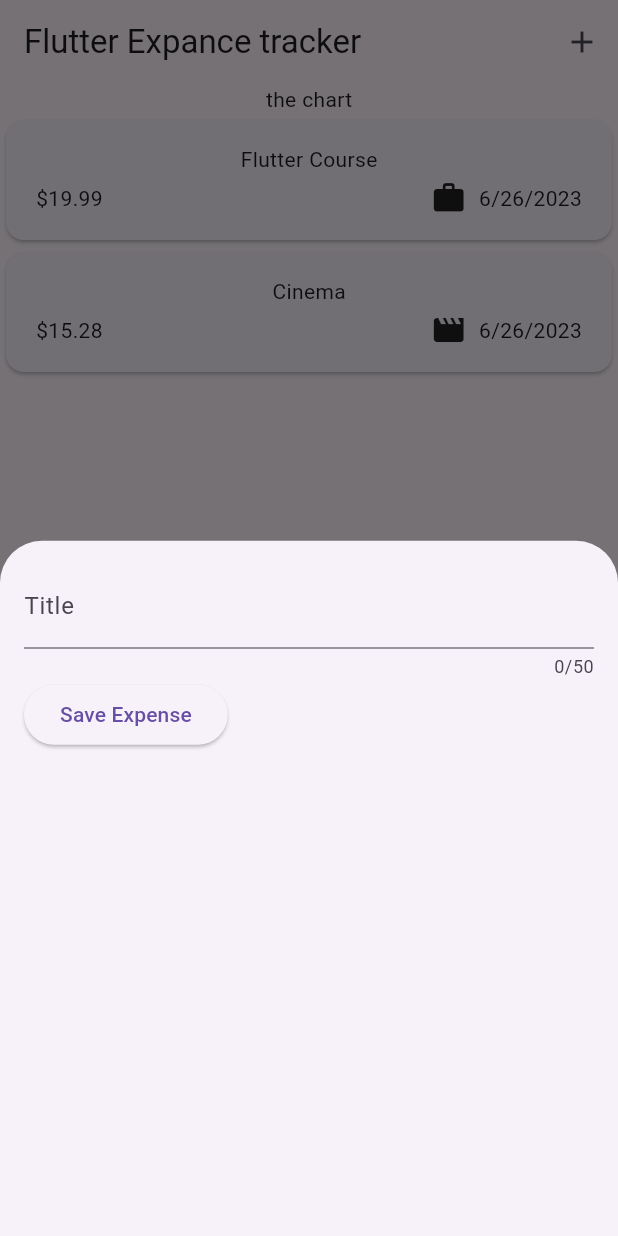
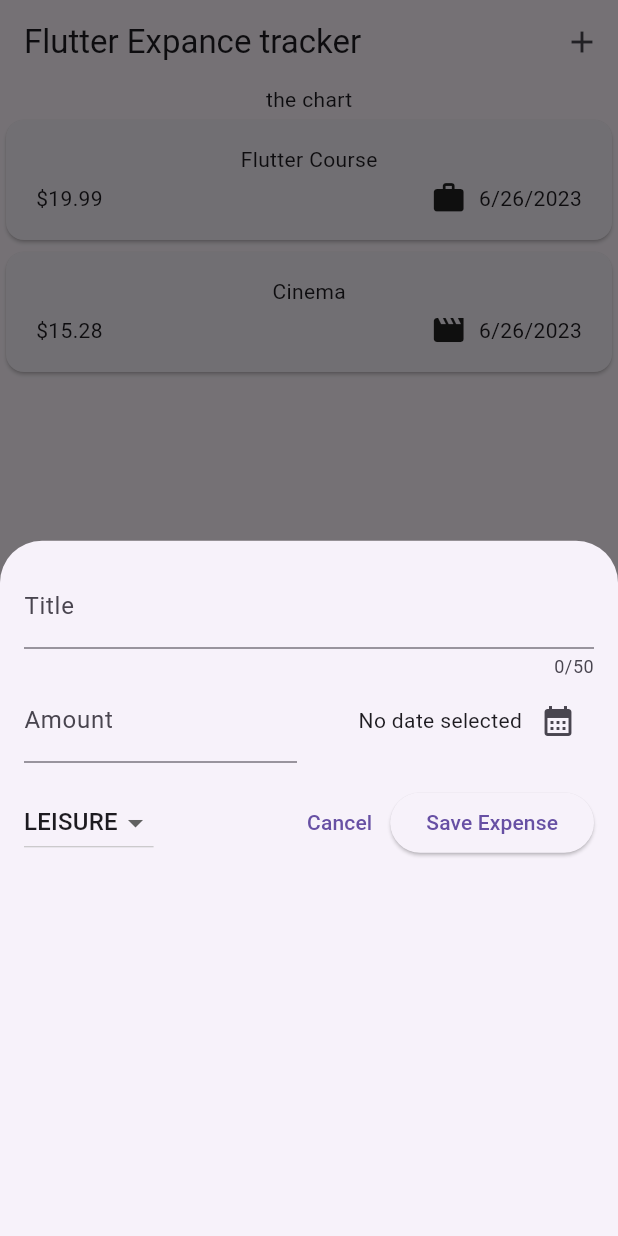
Before and after one commit to rutvikgajjardev/expanse_tracker, a Flutter app: the screen it shows after launch, after a tap on the "add" icon, on a phone screen of 412 x 824 dp. Run offline on Flutter 3.47's test engine with Material 2 defaults, Android fonts, the phone set to English and light mode, and no system bars.

Commit message:
files updated..

```diff
--- a/lib/widgets/expenses.dart
+++ b/lib/widgets/expenses.dart
@@ -29,8 +29,14 @@ class _ExpensesState extends State<Expenses> {
   void _openAddExpenseOverlay() {
     showModalBottomSheet(
       context: context,
-      builder: (ctx) => const NewExpanse(),
+      builder: (ctx) => NewExpanse(onAddExpense: _addExpense),
     );
+  }
+
+  void _addExpense(Expense expense) {
+    setState(() {
+      _registerdExpenses.add(expense);
+    });
   }
 
   @override
--- a/lib/widgets/new_expense.dart
+++ b/lib/widgets/new_expense.dart
@@ -1,17 +1,73 @@
 import 'package:flutter/material.dart';
+import '../models/expense.dart';
 
 class NewExpanse extends StatefulWidget {
-  const NewExpanse({Key? key}) : super(key: key);
+  const NewExpanse({required this.onAddExpense, super.key});
+
+  final void Function(Expense expense) onAddExpense;
 
   @override
   State<NewExpanse> createState() => _NewExpanseState();
 }
 
 class _NewExpanseState extends State<NewExpanse> {
+  final _titleController = TextEditingController();
+  final _amountController = TextEditingController();
+  DateTime? _selectedDate;
+  Category _selectedCategory = Category.leisure;
 
-  var _enterdTitle = '';
-  void _saveTitleInput(String inputValue) {
-    _enterdTitle = inputValue;
+  void _presentDatePicker() async {
+    final now = DateTime.now();
+    final firstDate = DateTime(now.year - 1, now.month, now.day);
+    final pickedDate = await showDatePicker(
+      context: context,
+      initialDate: now,
+      firstDate: firstDate,
+      lastDate: now,
+    );
+    setState(() {
+      _selectedDate = pickedDate;
+    });
+  }
+
+  void _submitExpanseData() {
+    final enterdAmount = double.tryParse(_amountController.text);
+    final amountIsInvalid = enterdAmount == null || enterdAmount <= 0;
+    if (_titleController.text.trim().isEmpty ||
+        amountIsInvalid ||
+        _selectedDate == null) {
+      showDialog(
+        context: context,
+        builder: (ctx) => AlertDialog(
+          title: const Text('Invalid Input'),
+          content: const Text(
+              'Please make sure a valid title ,amount, date and category was entered.'),
+          actions: [
+            TextButton(
+                onPressed: () {
+                  Navigator.pop(ctx);
+                },
+                child: const Text('Okay')),
+          ],
+        ),
+      );
+      return;
+    }
+    widget.onAddExpense(
+      Expense(
+        title: _titleController.text,
+        amount: enterdAmount,
+        date: _selectedDate!,
+        category: _selectedCategory,
+      ),
+    );
+  }
+
+  @override
+  void dispose() {
+    _titleController.dispose();
+    _amountController.dispose();
+    super.dispose();
   }
 
   @override
@@ -21,7 +77,7 @@ class _NewExpanseState extends State<NewExpanse> {
       child: Column(
         children: [
           TextField(
-            onChanged: _saveTitleInput,
+            controller: _titleController,
             maxLength: 50,
             decoration: const InputDecoration(
               label: Text('Title'),
@@ -29,10 +85,71 @@ class _NewExpanseState extends State<NewExpanse> {
           ),
           Row(
             children: [
+              Expanded(
+                child: TextField(
+                  controller: _amountController,
+                  keyboardType: TextInputType.number,
+                  decoration: const InputDecoration(
+                    prefixText: '\$ ',
+                    label: Text('Amount'),
+                  ),
+                ),
+              ),
+              const SizedBox(width: 16),
+              Expanded(
+                child: Row(
+                  mainAxisAlignment: MainAxisAlignment.end,
+                  crossAxisAlignment: CrossAxisAlignment.center,
+                  children: [
+                    Text(_selectedDate == null
+                        ? 'No date selected'
+                        : formmeter.format(_selectedDate!)),
+                    IconButton(
+                      onPressed: _presentDatePicker,
+                      icon: const Icon(
+                        Icons.calendar_month,
+                      ),
+                    ),
+                  ],
+                ),
+              ),
+            ],
+          ),
+          const SizedBox(
+            height: 16,
+          ),
+          Row(
+            children: [
+              DropdownButton(
+                value: _selectedCategory,
+                items: Category.values
+                    .map(
+                      (category) => DropdownMenuItem(
+                        value: category,
+                        child: Text(
+                          category.name.toUpperCase(),
+                        ),
+                      ),
+                    )
+                    .toList(),
+                onChanged: (value) {
+                  if (value == null) {
+                    return;
+                  }
+                  setState(() {
+                    _selectedCategory = value;
+                  });
+                },
+              ),
+              const Spacer(),
+              TextButton(
+                onPressed: () {
+                  Navigator.pop(context);
+                },
+                child: const Text('Cancel'),
+              ),
               ElevatedButton(
-                onPressed: () {
-                  print(_enterdTitle);
-                },
+                onPressed: _submitExpanseData,
                 child: const Text('Save Expense'),
               ),
             ],
```
